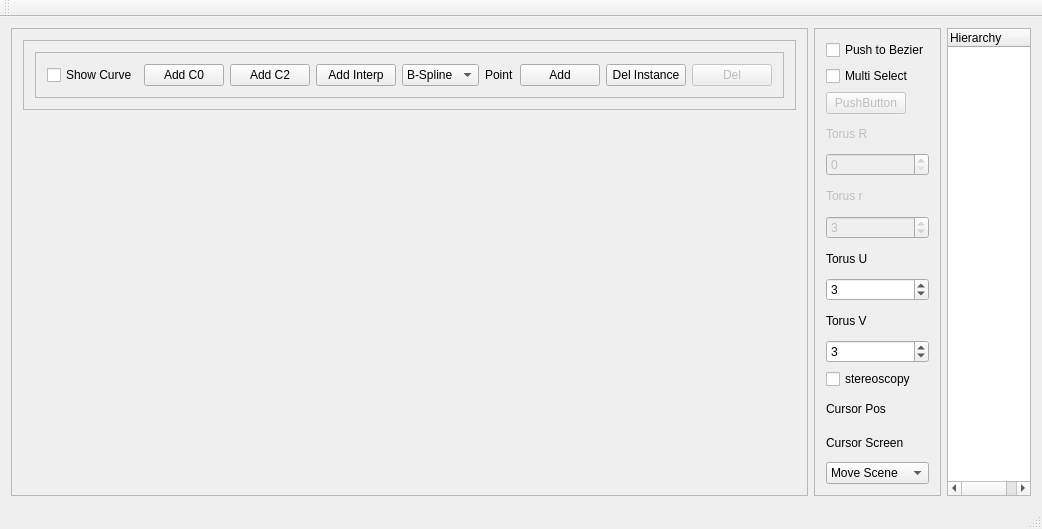
This is GraphicEngine/mainwindow.ui in awitwicka/3DGraphicEngine as Qt 5 draws it before an edit. The edited form follows.
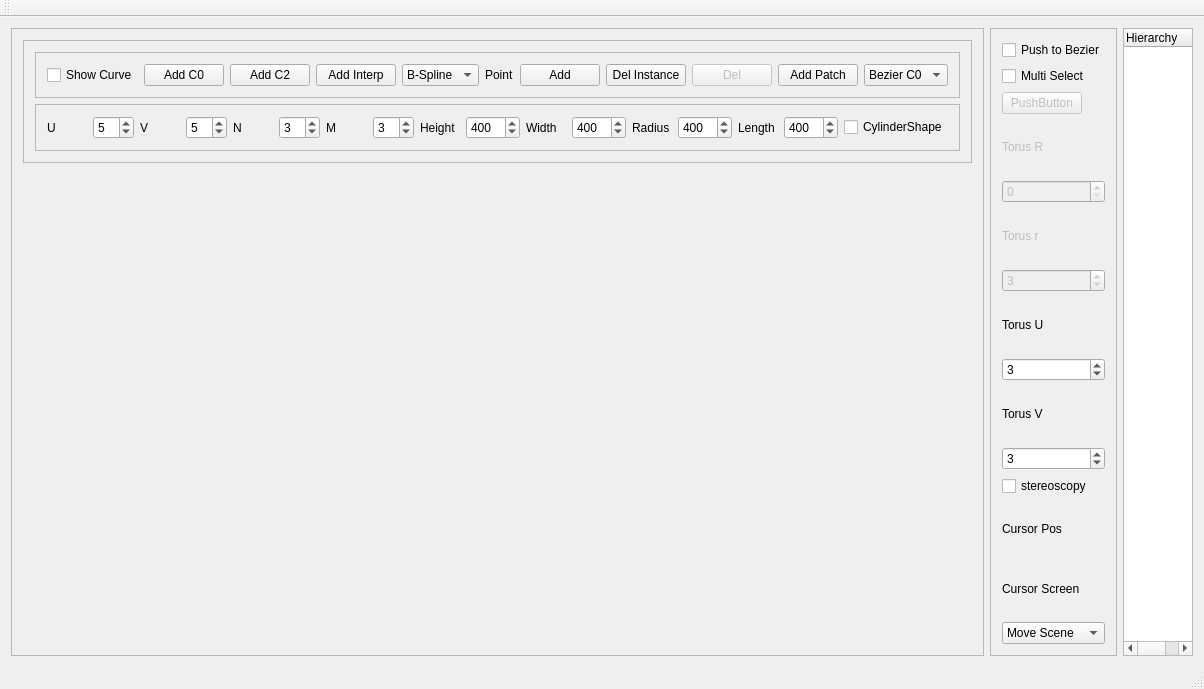
This is the edited form. Custom widgets are drawn as their Qt base class.

Commit message:
Interface and Drawing cyllinder with BezierPlanes
known issues: when N=1 M=x in parameters -> exception

The edit to the form file:
```diff
--- a/GraphicEngine/mainwindow.ui
+++ b/GraphicEngine/mainwindow.ui
@@ -6,8 +6,8 @@
    <rect>
     <x>0</x>
     <y>0</y>
-    <width>1042</width>
-    <height>529</height>
+    <width>1113</width>
+    <height>689</height>
    </rect>
   </property>
   <property name="windowTitle">
@@ -44,7 +44,7 @@
          <property name="frameShadow">
           <enum>QFrame::Raised</enum>
          </property>
-         <layout class="QHBoxLayout" name="horizontalLayout_2">
+         <layout class="QVBoxLayout" name="verticalLayout_3">
           <item>
            <widget class="QFrame" name="frame_4">
             <property name="frameShape">
@@ -136,6 +136,192 @@
                </property>
               </widget>
              </item>
+             <item>
+              <widget class="QPushButton" name="pushButton_addPatch">
+               <property name="text">
+                <string>Add Patch</string>
+               </property>
+              </widget>
+             </item>
+             <item>
+              <widget class="QComboBox" name="comboBox_Patch">
+               <item>
+                <property name="text">
+                 <string>Bezier C0</string>
+                </property>
+               </item>
+              </widget>
+             </item>
+            </layout>
+           </widget>
+          </item>
+          <item>
+           <widget class="QFrame" name="frame_5">
+            <property name="frameShape">
+             <enum>QFrame::StyledPanel</enum>
+            </property>
+            <property name="frameShadow">
+             <enum>QFrame::Raised</enum>
+            </property>
+            <layout class="QHBoxLayout" name="horizontalLayout_2">
+             <item>
+              <widget class="QLabel" name="label_U">
+               <property name="text">
+                <string>U</string>
+               </property>
+              </widget>
+             </item>
+             <item>
+              <widget class="QSpinBox" name="spinBoxU">
+               <property name="minimum">
+                <number>1</number>
+               </property>
+               <property name="value">
+                <number>5</number>
+               </property>
+              </widget>
+             </item>
+             <item>
+              <widget class="QLabel" name="label_V">
+               <property name="sizePolicy">
+                <sizepolicy hsizetype="Preferred" vsizetype="Preferred">
+                 <horstretch>0</horstretch>
+                 <verstretch>0</verstretch>
+                </sizepolicy>
+               </property>
+               <property name="text">
+                <string>V</string>
+               </property>
+              </widget>
+             </item>
+             <item>
+              <widget class="QSpinBox" name="spinBoxV">
+               <property name="minimum">
+                <number>1</number>
+               </property>
+               <property name="value">
+                <number>5</number>
+               </property>
+              </widget>
+             </item>
+             <item>
+              <widget class="QLabel" name="label_N">
+               <property name="text">
+                <string>N</string>
+               </property>
+              </widget>
+             </item>
+             <item>
+              <widget class="QSpinBox" name="spinBoxN">
+               <property name="minimum">
+                <number>0</number>
+               </property>
+               <property name="value">
+                <number>3</number>
+               </property>
+              </widget>
+             </item>
+             <item>
+              <widget class="QLabel" name="label_M">
+               <property name="text">
+                <string>M</string>
+               </property>
+              </widget>
+             </item>
+             <item>
+              <widget class="QSpinBox" name="spinBoxM">
+               <property name="value">
+                <number>3</number>
+               </property>
+              </widget>
+             </item>
+             <item>
+              <widget class="QLabel" name="label_H">
+               <property name="text">
+                <string>Height</string>
+               </property>
+              </widget>
+             </item>
+             <item>
+              <widget class="QSpinBox" name="spinBoxH">
+               <property name="minimum">
+                <number>1</number>
+               </property>
+               <property name="maximum">
+                <number>1000</number>
+               </property>
+               <property name="value">
+                <number>400</number>
+               </property>
+              </widget>
+             </item>
+             <item>
+              <widget class="QLabel" name="label_W">
+               <property name="text">
+                <string>Width</string>
+               </property>
+              </widget>
+             </item>
+             <item>
+              <widget class="QSpinBox" name="spinBoxW">
+               <property name="minimum">
+                <number>1</number>
+               </property>
+               <property name="maximum">
+                <number>1000</number>
+               </property>
+               <property name="value">
+                <number>400</number>
+               </property>
+              </widget>
+             </item>
+             <item>
+              <widget class="QLabel" name="label_Radius">
+               <property name="text">
+                <string>Radius</string>
+               </property>
+              </widget>
+             </item>
+             <item>
+              <widget class="QSpinBox" name="spinBoxR">
+               <property name="minimum">
+                <number>1</number>
+               </property>
+               <property name="maximum">
+                <number>1000</number>
+               </property>
+               <property name="value">
+                <number>400</number>
+               </property>
+              </widget>
+             </item>
+             <item>
+              <widget class="QLabel" name="label_L">
+               <property name="text">
+                <string>Length</string>
+               </property>
+              </widget>
+             </item>
+             <item>
+              <widget class="QSpinBox" name="spinBoxL">
+               <property name="minimum">
+                <number>1</number>
+               </property>
+               <property name="maximum">
+                <number>1000</number>
+               </property>
+               <property name="value">
+                <number>400</number>
+               </property>
+              </widget>
+             </item>
+             <item>
+              <widget class="QCheckBox" name="checkBox_cylinder">
+               <property name="text">
+                <string>CylinderShape</string>
+               </property>
+              </widget>
+             </item>
             </layout>
            </widget>
           </item>
```
Left out of the diff: 4 changed lines with no effect on the pictures. The commit also changes 6 other files.
